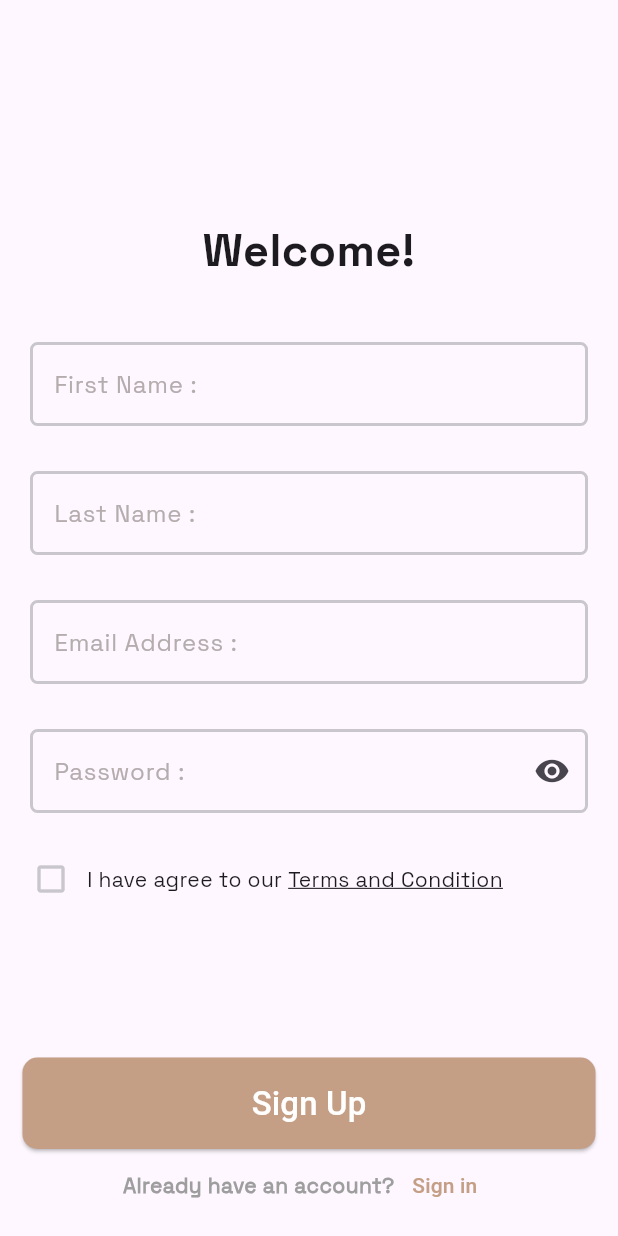
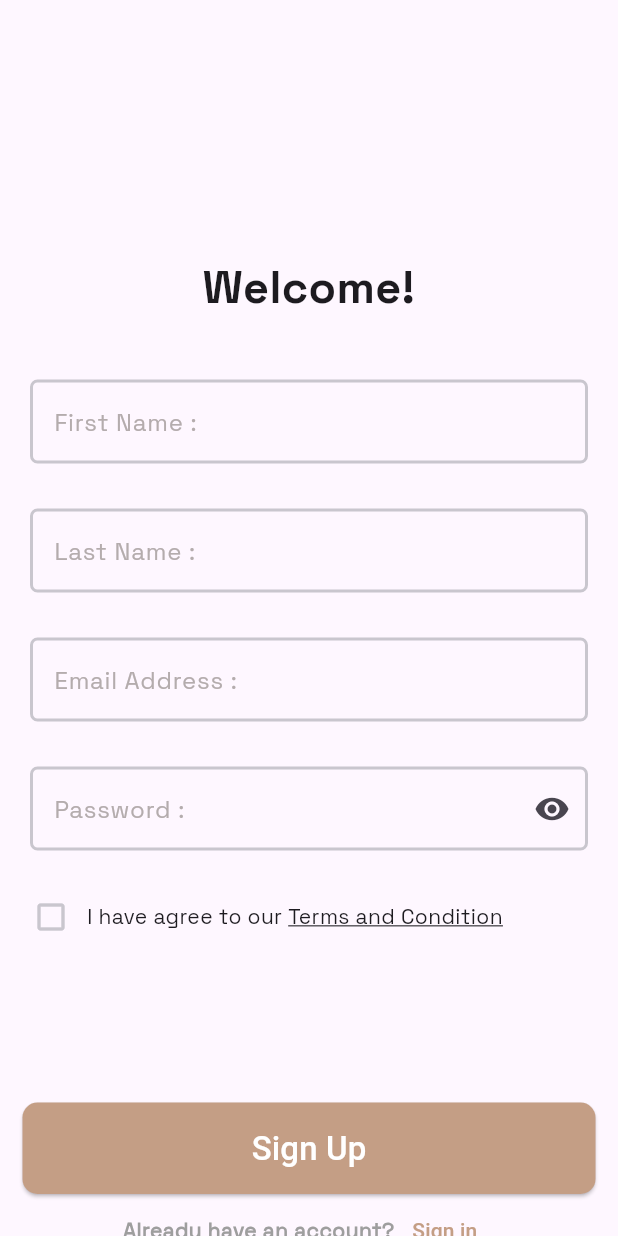
Before and after one commit to ZiadSala7/Dalel_App, a Flutter app: the screen it shows after launch, on a phone screen of 412 x 824 dp. Run offline on Flutter 3.47's test engine with Material 3 defaults, Android fonts, the phone set to English and light mode, and no system bars; our stand-ins replace animate_do, go_router, shared_preferences, smooth_page_indicator.

Commit message:
refactoring register view

```diff
--- a/lib/features/register/presentation/views/widgets/custom_check_box.dart
+++ b/lib/features/register/presentation/views/widgets/custom_check_box.dart
@@ -42,7 +42,8 @@ class _CustomCheckBoxState extends State<CustomCheckBox> {
             fontFamily: dalelReg,
           ),
         ),
-        GestureDetector(
+        InkWell(
+          onTap: () {},
           child: Text(
             "Terms and Condition",
             style: AppStyles.textStyle14.copyWith(
--- a/lib/features/register/presentation/views/widgets/custom_text_fields_section.dart
+++ b/lib/features/register/presentation/views/widgets/custom_text_fields_section.dart
@@ -12,13 +12,9 @@ class CustomTextFieldsSection extends StatelessWidget {
 
   @override
   Widget build(BuildContext context) {
-    return Expanded(
-      child: Column(
+    return Column(
       mainAxisAlignment: MainAxisAlignment.center,
       children: [
-          const SizedBox(
-            height: 50,
-          ),
         Text(
           'Welcome!',
           textAlign: TextAlign.center,
@@ -55,7 +51,6 @@ class CustomTextFieldsSection extends StatelessWidget {
         ),
         const CustomCheckBox(),
       ],
-      ),
     );
   }
 }
--- a/lib/features/register/presentation/views/widgets/register_view_body.dart
+++ b/lib/features/register/presentation/views/widgets/register_view_body.dart
@@ -1,6 +1,5 @@
-import 'package:dalel_app/core/widgets/custom_button.dart';
-import 'package:dalel_app/features/register/presentation/views/widgets/custom_is_account_found.dart';
 import 'package:dalel_app/features/register/presentation/views/widgets/custom_text_fields_section.dart';
+import 'package:dalel_app/features/register/presentation/views/widgets/ustom_buttons_section.dart';
 import 'package:flutter/material.dart';
 
 class RegisterViewBody extends StatelessWidget {
@@ -8,22 +7,24 @@ class RegisterViewBody extends StatelessWidget {
 
   @override
   Widget build(BuildContext context) {
-    return Column(
-      mainAxisAlignment: MainAxisAlignment.center,
-      crossAxisAlignment: CrossAxisAlignment.stretch,
-      children: [
-        const CustomTextFieldsSection(),
-        CustomButton(
-          txt: "Sign Up",
-          onPressed: () {},
+    return const CustomScrollView(
+      shrinkWrap: true,
+      slivers: [
+        SliverToBoxAdapter(
+          child: SizedBox(
+            height: 170,
+          ),
         ),
-        CustomAccountIsFound(
-          mainText: "Already have an account?",
-          subText: "Sign in",
-          onPressed: () {},
+        SliverToBoxAdapter(
+          child: CustomTextFieldsSection(),
         ),
-        const SizedBox(
-          height: 10,
+        SliverToBoxAdapter(
+          child: SizedBox(
+            height: 100,
+          ),
+        ),
+        SliverToBoxAdapter(
+          child: CustomButtonsSection(),
         ),
       ],
     );
--- /dev/null
+++ b/lib/features/register/presentation/views/widgets/ustom_buttons_section.dart
@@ -0,0 +1,27 @@
+import 'package:dalel_app/core/widgets/custom_button.dart';
+import 'package:dalel_app/features/register/presentation/views/widgets/custom_is_account_found.dart';
+import 'package:flutter/material.dart';
+
+class CustomButtonsSection extends StatelessWidget {
+  const CustomButtonsSection({
+    super.key,
+  });
+
+  @override
+  Widget build(BuildContext context) {
+    return Column(
+      crossAxisAlignment: CrossAxisAlignment.stretch,
+      children: [
+        CustomButton(
+          txt: "Sign Up",
+          onPressed: () {},
+        ),
+        CustomAccountIsFound(
+          mainText: "Already have an account?",
+          subText: "Sign in",
+          onPressed: () {},
+        ),
+      ],
+    );
+  }
+}
```
Lines whose indentation alone changed are shown as unchanged.
